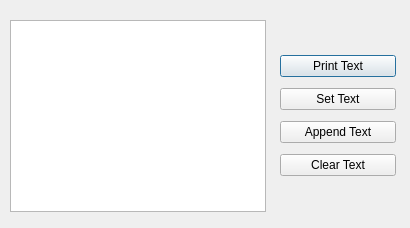
Old version of the form widget/dispaly/QTextBrowser/text_browser.ui in the repository Giung951/Python-PyQt.
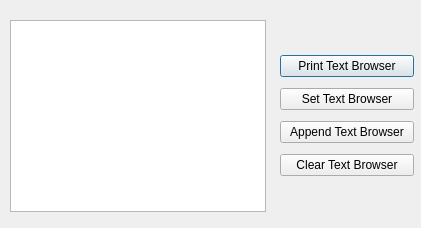
New version of the form.

The edit to the form file:
```diff
--- a/widget/dispaly/QTextBrowser/text_browser.ui
+++ b/widget/dispaly/QTextBrowser/text_browser.ui
@@ -6,7 +6,7 @@
    <rect>
     <x>0</x>
     <y>0</y>
-    <width>410</width>
+    <width>421</width>
     <height>228</height>
    </rect>
   </property>
@@ -28,7 +28,7 @@
     <rect>
      <x>280</x>
      <y>50</y>
-     <width>116</width>
+     <width>134</width>
      <height>134</height>
     </rect>
    </property>
@@ -36,28 +36,28 @@
     <item>
      <widget class="QPushButton" name="pushButton_printText">
       <property name="text">
-       <string>Print Text</string>
+       <string>Print Text Browser</string>
       </property>
      </widget>
     </item>
     <item>
      <widget class="QPushButton" name="pushButton_setText">
       <property name="text">
-       <string>Set Text</string>
+       <string>Set Text Browser</string>
       </property>
      </widget>
     </item>
     <item>
      <widget class="QPushButton" name="pushButton_appendText">
       <property name="text">
-       <string>Append Text</string>
+       <string>Append Text Browser</string>
       </property>
      </widget>
     </item>
     <item>
      <widget class="QPushButton" name="pushButton_clearText">
       <property name="text">
-       <string>Clear Text</string>
+       <string>Clear Text Browser</string>
       </property>
      </widget>
     </item>
```
Left out of the diff: 10 changed lines with no effect on the pictures.
